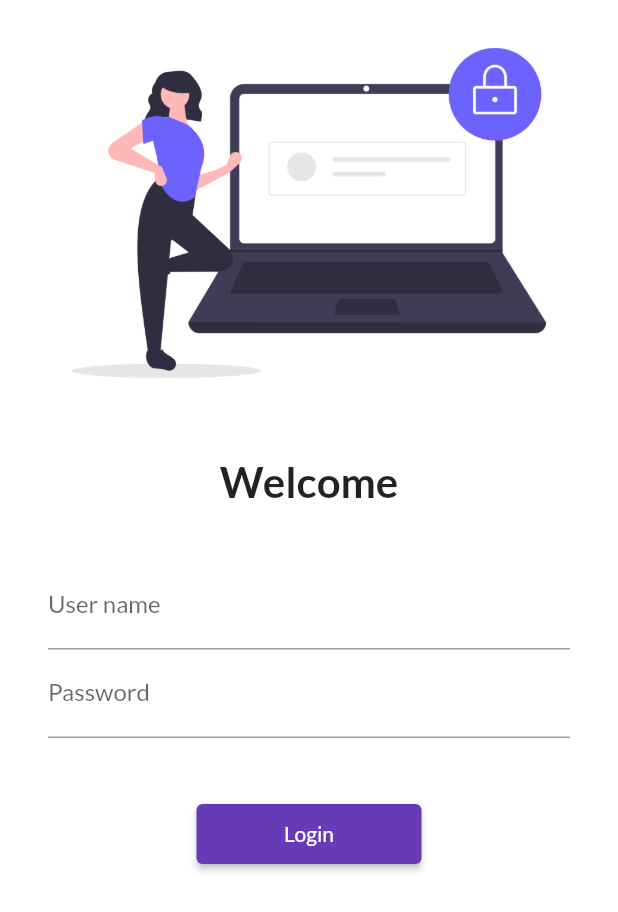
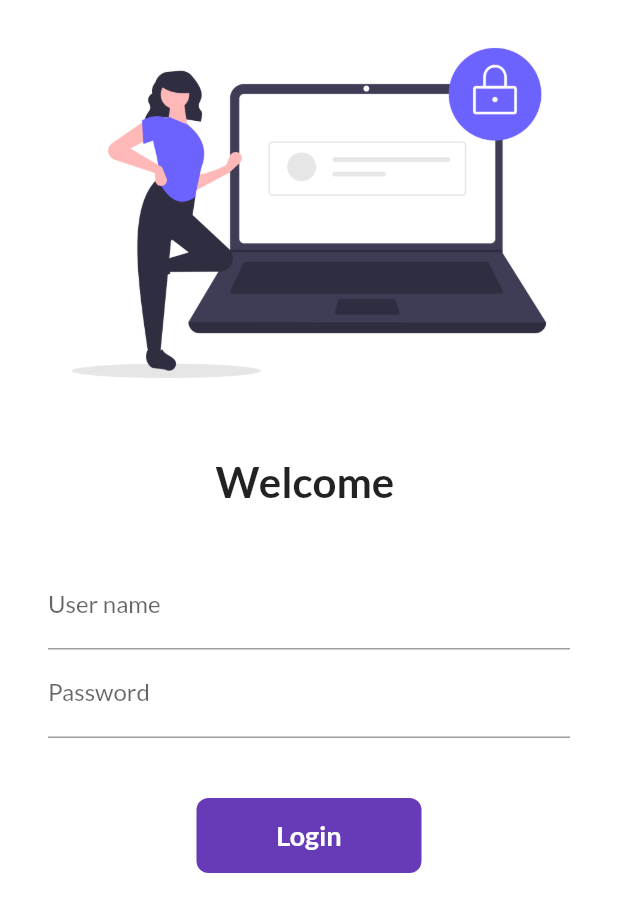
Before and after one commit to MuhammadHassanShaikh/MobileShop, a Flutter app: the screen it shows after launch, on a phone screen of 412 x 824 dp. Shown: the top 912 px of the screen. Run offline on Flutter 3.47's test engine with Material 2 defaults, Android fonts, the phone set to English and light mode, and no system bars; our stand-ins replace google_fonts.

Commit message:
day 6 completed

```diff
--- a/lib/main.dart
+++ b/lib/main.dart
@@ -28,4 +28,4 @@ class MyApp extends StatelessWidget {
     );
   }
 }
-//2 5 28
+//2 7 9
--- a/lib/pages/login_page.dart
+++ b/lib/pages/login_page.dart
@@ -1,9 +1,14 @@
 import 'package:flutter/material.dart';
 import 'package:mobile_shop_app/utils/routes.dart';
 
-class LoginPage extends StatelessWidget {
-  const LoginPage({super.key});
+class LoginPage extends StatefulWidget {
+  @override
+  State<LoginPage> createState() => _LoginPageState();
+}
 
+class _LoginPageState extends State<LoginPage> {
+  String name = "";
+  bool changeButton = false;
   @override
   Widget build(BuildContext context) {
     return Material(
@@ -19,7 +24,7 @@ class LoginPage extends StatelessWidget {
                 height: 20,
               ),
               Text(
-                "Welcome",
+                "Welcome $name",
                 style: TextStyle(fontSize: 28, fontWeight: FontWeight.bold),
               ),
               SizedBox(
@@ -35,6 +40,10 @@ class LoginPage extends StatelessWidget {
                         hintText: "Enter user name",
                         labelText: "User name",
                       ),
+                      onChanged: (value) {
+                        name = value;
+                        setState(() {});
+                      },
                     ),
                     TextFormField(
                       obscureText: true,
@@ -46,13 +55,46 @@ class LoginPage extends StatelessWidget {
                     SizedBox(
                       height: 40.0,
                     ),
-                    ElevatedButton(
-                      child: Text("Login"),
-                      style: TextButton.styleFrom(minimumSize: Size(150, 40)),
-                      onPressed: () {
-                        Navigator.pushNamed(context, MyRoutes.homeRoute);
+                    InkWell(
+                      onTap: () async {
+                        setState(() {
+                          changeButton = true;
+                        });
+                        await Future.delayed(Duration(seconds: 1));
+                        // Navigator.pushNamed(context, MyRoutes.homeRoute);
                       },
+                      child: AnimatedContainer(
+                        duration: Duration(seconds: 1),
+                        width: changeButton ? 50 : 150,
+                        height: 50,
+                        alignment: Alignment.center,
+                        child: changeButton
+                            ? Icon(
+                                Icons.done,
+                                color: Colors.white,
+                              )
+                            : Text(
+                                "Login",
+                                style: TextStyle(
+                                  color: Colors.white,
+                                  fontSize: 18,
+                                  fontWeight: FontWeight.bold,
+                                ),
+                              ),
+                        decoration: BoxDecoration(
+                            color: Colors.deepPurple,
+                            borderRadius:
+                                BorderRadius.circular(changeButton ? 50 : 8)),
+                      ),
                     )
+
+                    // ElevatedButton(
+                    //   child: Text("Login"),
+                    //   style: TextButton.styleFrom(minimumSize: Size(150, 40)),
+                    //   onPressed: () {
+                    //     Navigator.pushNamed(context, MyRoutes.homeRoute);
+                    //   },
+                    // ),
                   ],
                 ),
               )
```
Also changed, not shown: 1 other file.
